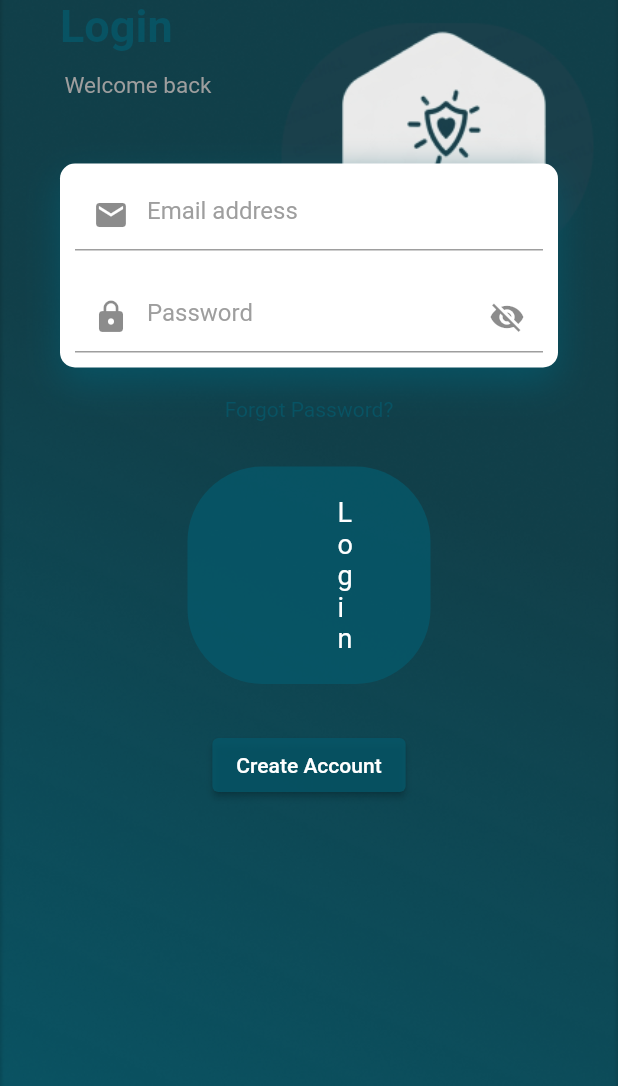
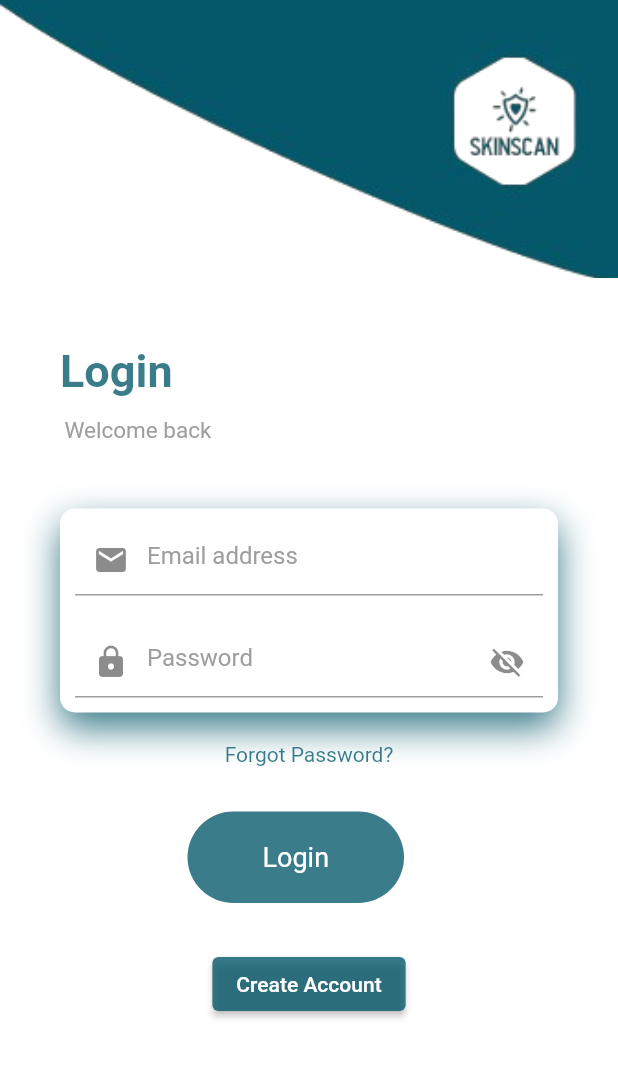
Before and after one commit to mara7abumwais/SkinScanAppProject, a Flutter app: the screen it shows after launch, on a phone screen of 412 x 824 dp. Shown: the top 1086 px of the screen. Run offline on Flutter 3.47's test engine with Material 2 defaults, Android fonts, the phone set to English and light mode, and no system bars; our stand-ins replace animated_text_kit, babstrap_settings_screen, camera, cloud_firestore, email_validator, firebase_auth and 4 more; missing offline and left inert: flutter_verification_code; accounts and stored records are empty.

Commit message:
4 commit marah

```diff
--- a/lib/Login.dart
+++ b/lib/Login.dart
@@ -22,20 +22,29 @@ class _LoginState extends State<Login> {
     final width = MediaQuery.of(context).size.width;
 
     return Scaffold(
-      backgroundColor: Colors.transparent, // Make Scaffold background transparent
-      body: Stack(
+      backgroundColor: Colors.white, // Make Scaffold background transparent
+      body: SingleChildScrollView(
+          child: Column(
+            crossAxisAlignment: CrossAxisAlignment.start,
             children: <Widget>[
               Container(
-            decoration: BoxDecoration(
+                height: 230,
+                child: Stack(
+                  children: <Widget>[
+                    Positioned(
+                      top: -110,
+                      height: 400,
+                      width: width,
+                      child: Container(
+                        decoration:const  BoxDecoration(
                             image: DecorationImage(
-                image: AssetImage('assets/login.png'),
-                fit: BoxFit.cover,
+                                image: AssetImage('assets/background.png'),
+                                fit: BoxFit.contain)),
                       ),
                     ),
+                  ],
                 ),
-          Column(
-            crossAxisAlignment: CrossAxisAlignment.start,
-            children: [
+              ),
               Padding(
                 padding: EdgeInsets.symmetric(horizontal: 40),
                 child: Column(
@@ -79,9 +88,8 @@ class _LoginState extends State<Login> {
                             child: TextField(
                               controller:emailcontroller,
                               style: TextStyle(color: Colors.black),
-                              decoration:  InputDecoration(
+                              decoration:  const InputDecoration(
                                 hintText: "Email address",
-                                //  suffixStyle: TextStyle(color: Colors.black),
                                 hintStyle: TextStyle(color: Colors.grey),
                                 prefixIcon: Icon(Icons.email),
                               ),
@@ -92,7 +100,6 @@ class _LoginState extends State<Login> {
                             child: TextField(
                               controller: passwordcontroller,
                               style: TextStyle(color: Colors.black),
-                              // controller: _passwordController,
                               decoration: InputDecoration(
                                 hintText: "Password",
                                 hintStyle: TextStyle(color: Colors.grey),
@@ -147,7 +154,7 @@ class _LoginState extends State<Login> {
                             color: Color.fromARGB(200,5, 88, 106)
                         ),
                         margin: EdgeInsets.symmetric(horizontal: 85),
-                        padding: EdgeInsets.symmetric(vertical: 20,horizontal: 100),
+                        padding: EdgeInsets.symmetric(vertical: 20,horizontal: 50),
                         child: const Text(
                           "Login",
                           style: TextStyle(color: Colors.white, fontSize: 18),
@@ -178,8 +185,7 @@ class _LoginState extends State<Login> {
                 ),
               )
                   ],
-          )
-        ],
+          ),
         ),
     );
   }
@@ -224,7 +230,6 @@ class _LoginState extends State<Login> {
           },
         );
       }
-
     } on FirebaseAuthException catch(e){
       print(e);
     }
--- a/lib/editProfile.dart
+++ b/lib/editProfile.dart
@@ -2,12 +2,12 @@ import 'package:flutter/material.dart';
 
 class User {
   String name;
-  String email;
+  String age;
   String imageUrl;
 
   User({
     required this.name,
-    required this.email,
+    required this.age,
     required this.imageUrl,
   });
 }
@@ -15,8 +15,8 @@ class User {
 class EditProfile extends StatelessWidget {
   final User user = User(
     name: 'John Doe',
-    email: 'johndoe@example.com',
-    imageUrl: 'assets/introScreen1.jpg',
+    age: 'johndoe@example.com',
+    imageUrl: 'assets/testUser.jpg',
   );
 
   EditProfile({super.key});
@@ -28,6 +28,7 @@ class EditProfile extends StatelessWidget {
       home: Scaffold(
         appBar: AppBar(
           title: Text('Edit Profile'),
+          backgroundColor: Color.fromARGB(200, 5, 88, 106),
         ),
         body: EditUserProfileScreen(user: user),
       ),
@@ -46,19 +47,19 @@ class EditUserProfileScreen extends StatefulWidget {
 
 class _EditUserProfileScreenState extends State<EditUserProfileScreen> {
   late TextEditingController nameController;
-  late TextEditingController emailController;
+  late TextEditingController ageController;
 
   @override
   void initState() {
     super.initState();
     nameController = TextEditingController(text: widget.user.name);
-    emailController = TextEditingController(text: widget.user.email);
+    ageController = TextEditingController(text: widget.user.age);
   }
 
   @override
   void dispose() {
     nameController.dispose();
-    emailController.dispose();
+    ageController.dispose();
     super.dispose();
   }
 
@@ -82,20 +83,18 @@ class _EditUserProfileScreenState extends State<EditUserProfileScreen> {
           ),
           SizedBox(height: 10),
           TextField(
-            controller: emailController,
+            controller: ageController,
             decoration: InputDecoration(
-              labelText: 'Email',
+              labelText: 'age',
             ),
           ),
           SizedBox(height: 20),
           ElevatedButton(
+            style: ElevatedButton.styleFrom(backgroundColor: Color.fromARGB(200, 5, 88, 106)),
             onPressed: () {
-              // Save the updated user profile
               widget.user.name = nameController.text;
-              widget.user.email = emailController.text;
-              // Implement the logic to save this data to your storage or API
-              // You can also navigate back to the user profile screen.
-              Navigator.pop(context);
+              widget.user.age = ageController.text;
+              //Navigator.pop(context);
             },
             child: Text('Save Changes'),
           ),
--- a/lib/main.dart
+++ b/lib/main.dart
@@ -66,10 +66,8 @@ class MyApp extends StatelessWidget {
               //   }
               else {
                 return Login();
-
               }
-            }
-        ),
+            }),
         '/tabNavigation': (BuildContext ctx) =>TabNavigation(0),
         '/scan':(BuildContext ctx) => CameraWidget(),
         '/scanResult':(BuildContext ctx) => ScanResultWidget(dermatosisName: 'x', percentage: 90, clinics: "c1,c2", treatment: "t1"),
@@ -83,7 +81,6 @@ class MyApp extends StatelessWidget {
         '/contactUs':(BuildContext ctx)=> ContactUsPage(),
         '/aboutUs':(BuildContext ctx)=> const AboutUsPage(),
         '/verify':(BuildContext ctx)=>  VerifyScreen(),
-
       },
     );
   }
--- a/lib/settings.dart
+++ b/lib/settings.dart
@@ -33,6 +33,7 @@ class _SettingsState extends State<Settings> {
             children: [
               const CircleAvatar(
                 backgroundImage: AssetImage('assets/testUser.jpg'),
+                radius: 20,
               ),
               Container(
                 padding: EdgeInsets.symmetric(vertical: 10),
--- a/lib/verify.dart
+++ b/lib/verify.dart
@@ -42,7 +42,7 @@ class _VerifyScreenState extends State<VerifyScreen> {
             child: Column(
               children: [
                 Text('An email has been sent to ${user!.email} please verify',
-                    style: TextStyle(
+                    style: const TextStyle(
                       fontSize: 28,
                       fontWeight: FontWeight.bold,
                     )),
```
Also changed, not shown: lib/profile.dart (+34 -5 lines), lib/scan.dart (+19 -2 lines). Lines whose indentation alone changed are shown as unchanged.
